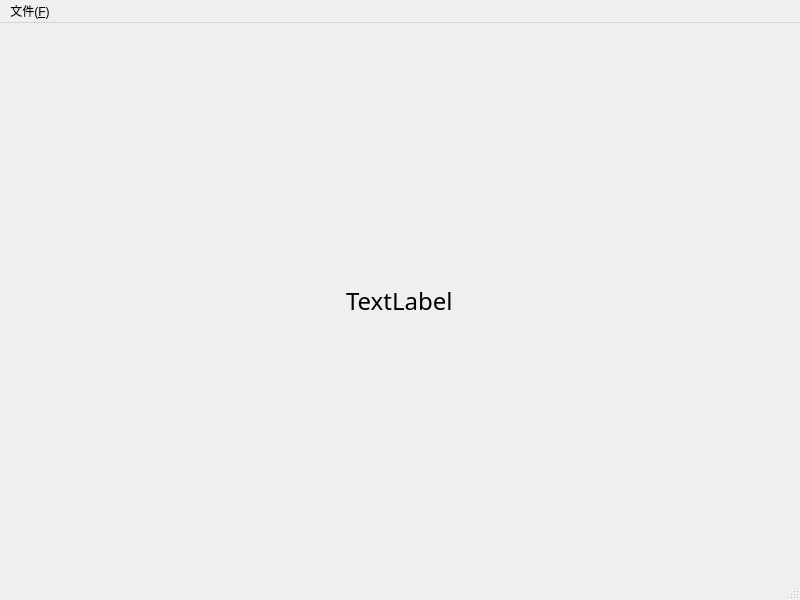
The window that GUI.ui (icanerandy/BeautyCamera) describes before a commit, drawn with Qt 5.
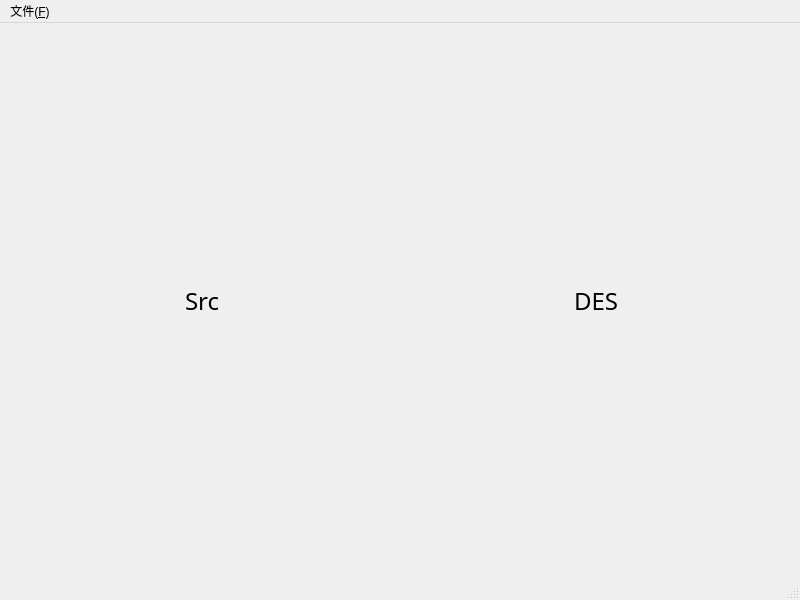
The same window after the commit.

Commit message: 完成了人脸面部（人脸及五官）检测

Diff of the .ui file:
```diff
--- a/GUI.ui
+++ b/GUI.ui
@@ -29,7 +29,20 @@
          </font>
         </property>
         <property name="text">
-         <string>TextLabel</string>
+         <string>Src</string>
+        </property>
+       </widget>
+      </item>
+      <item alignment="Qt::AlignHCenter">
+       <widget class="QLabel" name="label_2">
+        <property name="font">
+         <font>
+          <family>AniMe Matrix - MB_EN</family>
+          <pointsize>18</pointsize>
+         </font>
+        </property>
+        <property name="text">
+         <string>DES</string>
         </property>
        </widget>
       </item>
```
The commit also changes 2 other files.
